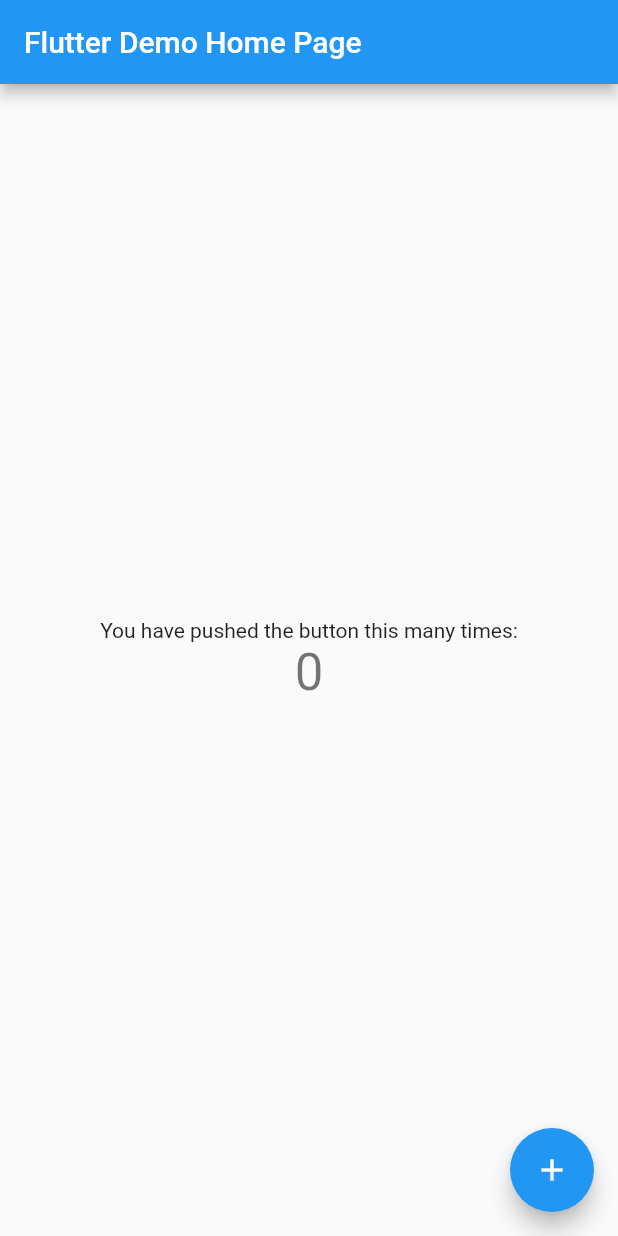
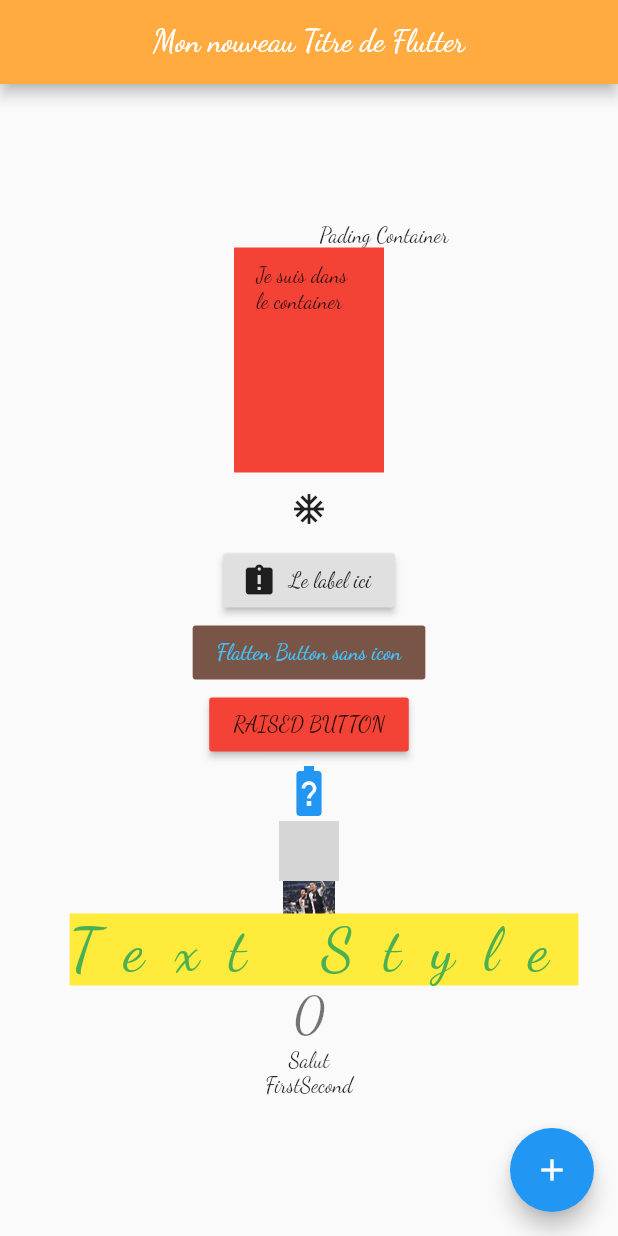
Before and after one commit to Nassimov/Test_Flutter, a Flutter app: the screen it shows after launch, on a phone screen of 412 x 824 dp. Run offline on Flutter 3.47's test engine with Material 2 defaults, Android fonts, the phone set to English and light mode, and no system bars; network calls fail; grey boxes are pictures that could not be loaded.

Commit message:
Test widget

```diff
--- a/test_test/lib/main.dart
+++ b/test_test/lib/main.dart
@@ -9,39 +9,21 @@ class MyApp extends StatelessWidget {
   @override
   Widget build(BuildContext context) {
     return MaterialApp(
-      title: 'Flutter Demo',
+      title: 'Mon Nouveau Titre',
       theme: ThemeData(
-        // This is the theme of your application.
-        //
-        // Try running your application with "flutter run". You'll see the
-        // application has a blue toolbar. Then, without quitting the app, try
-        // changing the primarySwatch below to Colors.green and then invoke
-        // "hot reload" (press "r" in the console where you ran "flutter run",
-        // or simply save your changes to "hot reload" in a Flutter IDE).
-        // Notice that the counter didn't reset back to zero; the application
-        // is not restarted.
         primarySwatch: Colors.blue,
-        // This makes the visual density adapt to the platform that you run
-        // the app on. For desktop platforms, the controls will be smaller and
-        // closer together (more dense) than on mobile platforms.
+
         visualDensity: VisualDensity.adaptivePlatformDensity,
+        fontFamily: 'Pacifico'
       ),
-      home: MyHomePage(title: 'Flutter Demo Home Page'),
+      home: MyHomePage(title: 'Mon nouveau Titre de Flutter'),
+
     );
   }
 }
 
 class MyHomePage extends StatefulWidget {
   MyHomePage({Key key, this.title}) : super(key: key);
-
-  // This widget is the home page of your application. It is stateful, meaning
-  // that it has a State object (defined below) that contains fields that affect
-  // how it looks.
-
-  // This class is the configuration for the state. It holds the values (in this
-  // case the title) provided by the parent (in this case the App widget) and
-  // used by the build method of the State. Fields in a Widget subclass are
-  // always marked "final".
 
   final String title;
 
@@ -54,64 +36,122 @@ class _MyHomePageState extends State<MyHomePage> {
 
   void _incrementCounter() {
     setState(() {
-      // This call to setState tells the Flutter framework that something has
-      // changed in this State, which causes it to rerun the build method below
-      // so that the display can reflect the updated values. If we changed
-      // _counter without calling setState(), then the build method would not be
-      // called again, and so nothing would appear to happen.
       _counter++;
     });
   }
 
   @override
   Widget build(BuildContext context) {
-    // This method is rerun every time setState is called, for instance as done
-    // by the _incrementCounter method above.
-    //
-    // The Flutter framework has been optimized to make rerunning build methods
-    // fast, so that you can just rebuild anything that needs updating rather
-    // than having to individually change instances of widgets.
     return Scaffold(
       appBar: AppBar(
-        // Here we take the value from the MyHomePage object that was created by
-        // the App.build method, and use it to set our appbar title.
+
         title: Text(widget.title),
+        centerTitle:true,
+        backgroundColor:Colors.orangeAccent,
       ),
       body: Center(
-        // Center is a layout widget. It takes a single child and positions it
-        // in the middle of the parent.
+
         child: Column(
-          // Column is also a layout widget. It takes a list of children and
-          // arranges them vertically. By default, it sizes itself to fit its
-          // children horizontally, and tries to be as tall as its parent.
-          //
-          // Invoke "debug painting" (press "p" in the console, choose the
-          // "Toggle Debug Paint" action from the Flutter Inspector in Android
-          // Studio, or the "Toggle Debug Paint" command in Visual Studio Code)
-          // to see the wireframe for each widget.
-          //
-          // Column has various properties to control how it sizes itself and
-          // how it positions its children. Here we use mainAxisAlignment to
-          // center the children vertically; the main axis here is the vertical
-          // axis because Columns are vertical (the cross axis would be
-          // horizontal).
           mainAxisAlignment: MainAxisAlignment.center,
           children: <Widget>[
+            //Pading=Container - color - marging
+            Padding(
+              padding:EdgeInsets.only(
+                left: 100.0
+              ),
+              child: Text("Pading Container"),
+            ),
+            //Container
+            Container(
+              child: Text(("Je suis dans le container")),
+              padding:EdgeInsets.symmetric( // Plus les autres choix : all , zero , ltrb ...
+                vertical: 10.0,
+                horizontal: 15.0
+              ),
+              width: 100.0,
+              height: 150.0,
+              color: Colors.red,
+            ),
+            // Icon cliquable
+            IconButton(
+              icon: Icon(Icons.ac_unit) ,
+              onPressed: (){print("OK");}
+              ),
+            // FlatButton & Raised Button ont l'option X.icon
+            RaisedButton.icon(
+              onPressed: (){},
+              icon: Icon(
+                Icons.assignment_late
+              ),
+              label: Text("Le label ici")
+              ),
+            FlatButton(
+              onPressed: (){},
+              child: Text("Flatten Button sans icon"),
+              textColor: Colors.lightBlueAccent,
+              color: Colors.brown,
+              ),
+            RaisedButton(
+              onPressed: (){},
+              color: Colors.red,
+              child: Text("RAISED BUTTON"),
+              ),
+            // les icons
+            Icon(
+              Icons.battery_unknown,
+              size: 40.0,
+              color: Colors.blue,
+              semanticLabel: 'Un label Sémantique',
+              //textDirection: TextDirection.rtl, l'entre sense
+              ),
+            // Afficher une image a partir d'une URL
+            Image(
+              image:NetworkImage('https://www.fcbarcelona.com/photo-resources/2019/09/26/43931b52-6dcb-4f1e-8fba-81e5b688f11a/10_MESSI_JUGADORS-WEB.jpg?width=1200&height=750'),
+              height: 40.0,
+             ),
+             // Afficher une Image a partir d'un fichier image
+             // on peut utiliser : Image.network , Image.asset
+             Image(
+               image: AssetImage('assets/messi.jpg'),
+               height: 22.0,
+
+               ),
             Text(
-              'You have pushed the button this many times:',
+              'Text Style',
+              style:TextStyle(
+                color:Colors.green,
+                backgroundColor:Colors.yellow,
+                fontSize:40.0,
+                //fontWeight: FontWeight.bold,
+                letterSpacing: 20.0,
+                fontFamily: 'Pacifico',
+              ),
             ),
             Text(
               '$_counter',
               style: Theme.of(context).textTheme.headline4,
             ),
+            Text(
+              'Salut'
+            ),
+            // Rowes:
+            Row(
+              mainAxisAlignment: MainAxisAlignment.center,
+              children: <Widget>[
+                Text("First"),
+                Text("Second")
+              ],
+            )
           ],
         ),
       ),
       floatingActionButton: FloatingActionButton(
         onPressed: _incrementCounter,
-        tooltip: 'Increment',
+        tooltip: 'cliquer pour incrémenter',
         child: Icon(Icons.add),
-      ), // This trailing comma makes auto-formatting nicer for build methods.
+        hoverColor:Colors.red,
+
+      ),
     );
   }
 }
```
Also changed, not shown: test_test/pubspec.yaml (+6 -18 lines), test_test/assets/messi.jpg (added), test_test/fonts/DancingScript-VariableFont_wght.ttf (added), test_test/fonts/Pacifico-Regular.ttf (added).
